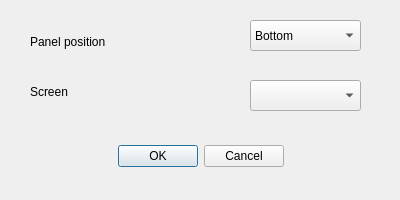
Qt form src/add_panel_dialog.ui (dangvd/ksmoothdock) before a commit.
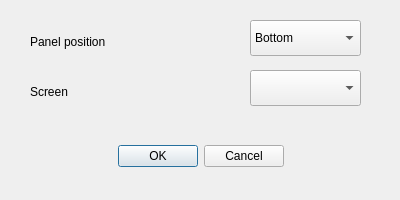
The same form after that commit.

Commit message: M-V refactoring: Adjust AddPanelDialog UI #72

```diff
--- a/src/add_panel_dialog.ui
+++ b/src/add_panel_dialog.ui
@@ -37,7 +37,7 @@
     <rect>
      <x>30</x>
      <y>30</y>
-     <width>211</width>
+     <width>210</width>
      <height>23</height>
     </rect>
    </property>
@@ -51,7 +51,7 @@
      <x>250</x>
      <y>20</y>
      <width>111</width>
-     <height>31</height>
+     <height>36</height>
     </rect>
    </property>
    <property name="currentIndex">
@@ -83,7 +83,7 @@
     <rect>
      <x>30</x>
      <y>80</y>
-     <width>211</width>
+     <width>210</width>
      <height>23</height>
     </rect>
    </property>
@@ -95,9 +95,9 @@
    <property name="geometry">
     <rect>
      <x>250</x>
-     <y>80</y>
+     <y>70</y>
      <width>111</width>
-     <height>31</height>
+     <height>36</height>
     </rect>
    </property>
   </widget>
```
